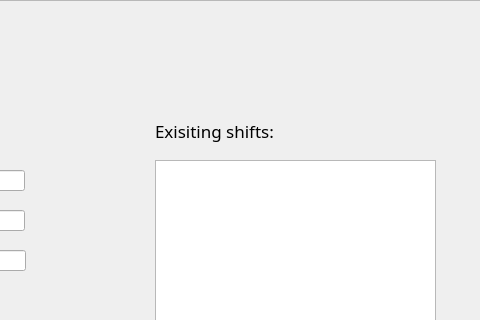
First picture: the form in Comcalen/ManageShift.ui, repository Rolkarolka/Comcalen, before the edit; both pictures show x 285 to 765 and y 0 to 320 of the 765 by 580 pixel window.
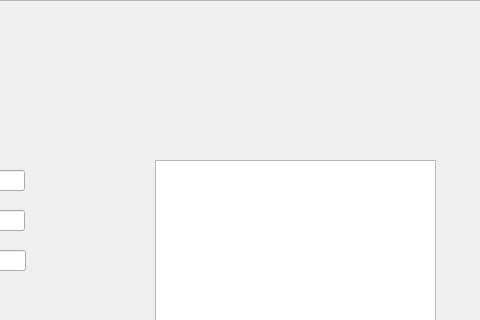
Second picture: the form after the edit. Icons and pictures are not drawn.

```diff
--- a/Comcalen/ManageShift.ui
+++ b/Comcalen/ManageShift.ui
@@ -235,28 +235,6 @@
      <string/>
     </property>
    </widget>
-   <widget class="QLabel" name="label_7">
-    <property name="geometry">
-     <rect>
-      <x>440</x>
-      <y>110</y>
-      <width>231</width>
-      <height>41</height>
-     </rect>
-    </property>
-    <property name="font">
-     <font>
-      <family>Copperplate Gothic Bold</family>
-      <pointsize>13</pointsize>
-     </font>
-    </property>
-    <property name="styleSheet">
-     <string notr="true">background:transparent;</string>
-    </property>
-    <property name="text">
-     <string>Exisiting shifts:</string>
-    </property>
-   </widget>
    <widget class="QTableWidget" name="existing_shifts">
     <property name="geometry">
      <rect>
```
